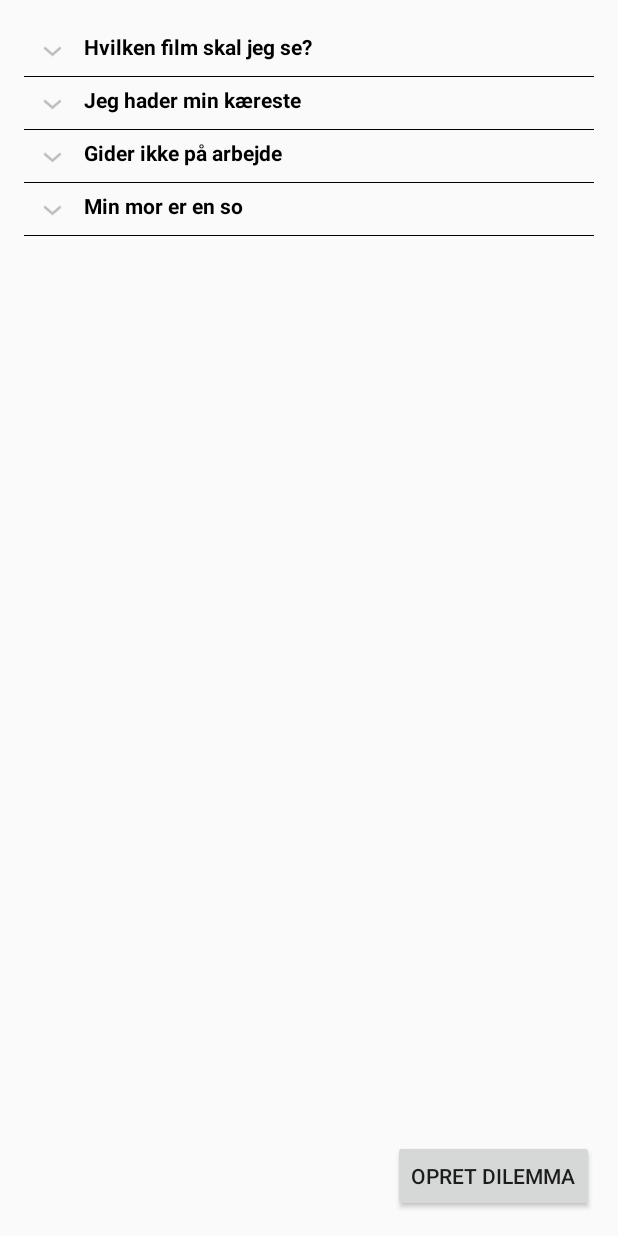
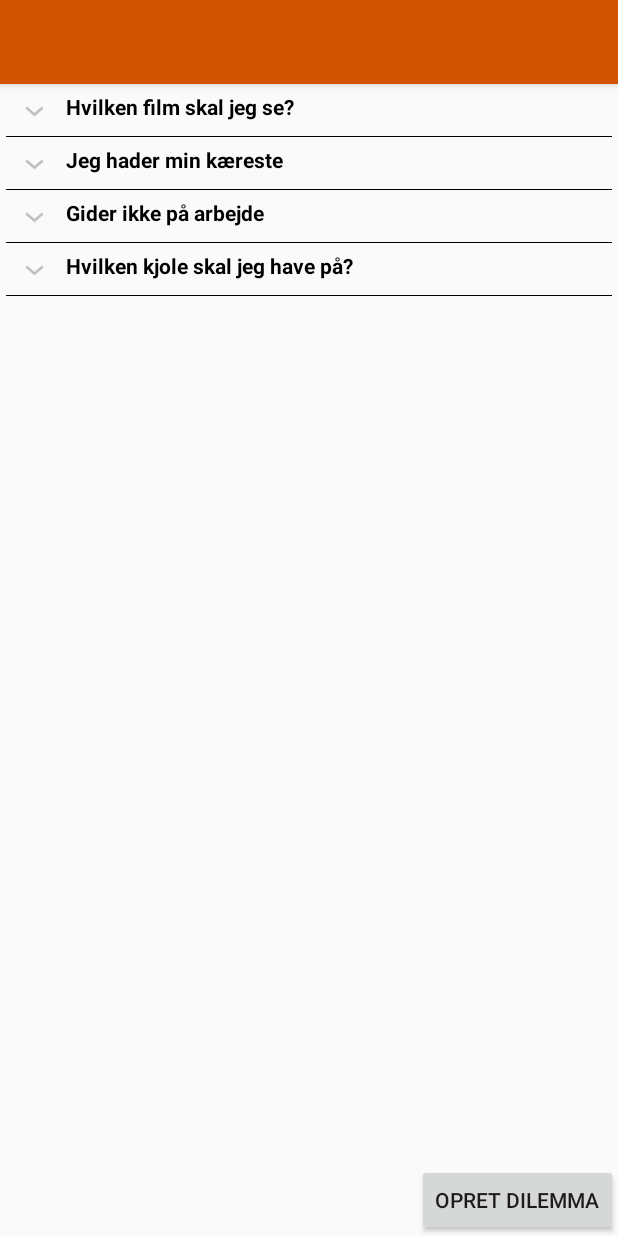
Before and after one commit to adamsen9/DilemmaAppBrugerint, an Android app: the screen it shows after launch (MainActivity), on a phone screen of 412 x 824 dp. Run offline under Robolectric (Android 15) with nearby library versions, the phone set to English and light mode, and no system bars.

Commit message:
second commit

```diff
--- a/app/src/main/AndroidManifest.xml
+++ b/app/src/main/AndroidManifest.xml
@@ -6,11 +6,11 @@
     <uses-permission android:name="android.permission.INTERNET"/>
 
     <application
+        android:theme="@style/Theme.AppCompat.Light.NoActionBar"
         android:allowBackup="true"
         android:icon="@mipmap/ic_launcher"
         android:label="@string/app_name"
-        android:supportsRtl="true"
-        android:theme="@style/AppTheme" >
+        android:supportsRtl="true" >
         <activity android:name="adamsen.dk.Dilemma40.MainActivity" >
             <intent-filter>
                 <action android:name="android.intent.action.MAIN" />
--- a/app/src/main/java/adamsen/dk/Dilemma40/DataProvider.java
+++ b/app/src/main/java/adamsen/dk/Dilemma40/DataProvider.java
@@ -12,15 +12,15 @@ public class DataProvider {
     public static ArrayList<Dilemma> getInfo() {
         ArrayList<Dilemma> Dilemmaer = new ArrayList<>();
 
-        String[] valg1 = {"1","2","3"};
+        String[] valg1 = {"The Roon","Jack and Gill","Birdemic"};
         String[] valg2 = {"Drop hende","Slå op med hende","Ignorer hende"};
-        String[] valg3 = {"Hej","Med","Dig","so"};
-        String[] valg4 = {"Hej","Med"};
+        String[] valg3 = {"Tag på arbejde","Meld dig syg","Bare lad være med at møde op","Melde mig ind i fremmedlegionen"};
+        String[] valg4 = {"Kjole 1","Kjole 2"};
 
-        Dilemmaer.add(new Dilemma("Hvilken film skal jeg se?","0",valg1));
+        Dilemmaer.add(new Dilemma("Hvilken film skal jeg se?","Jeg keder mig bravt og vil bare vildt gerne se en god film, dette er mit udvalg.",valg1));
         Dilemmaer.add(new Dilemma("Jeg hader min kæreste","Min kæreste er virkelig nederen lige nu, hvad gør jeg?",valg2));
-        Dilemmaer.add(new Dilemma("Gider ikke på arbejde","Robert",valg3));
-        Dilemmaer.add(new Dilemma("Min mor er en so","Swag",valg4));
+        Dilemmaer.add(new Dilemma("Gider ikke på arbejde","Jeg skal på arbejde men gider virkelig ikke, jeg hader min chef og er ret sikker på han også hader mig, hvad gør jeg?",valg3));
+        Dilemmaer.add(new Dilemma("Hvilken kjole skal jeg have på?","Jeg kan bare virkelig ikke beslutte mig for hvilken kjole jeg gerne vil have på!",valg4));
 
         return Dilemmaer;
     }
--- a/app/src/main/java/adamsen/dk/Dilemma40/MainActivity.java
+++ b/app/src/main/java/adamsen/dk/Dilemma40/MainActivity.java
@@ -3,6 +3,7 @@ package adamsen.dk.Dilemma40;
 import android.app.Activity;
 import android.os.Bundle;
 import android.widget.ExpandableListView;
+import android.widget.Toolbar;
 
 import java.util.ArrayList;
 import java.util.HashMap;
@@ -16,15 +17,23 @@ public class MainActivity extends Activity{
 
     @Override
     protected void onCreate(Bundle savedInstanceState) {
+        //Splash screen start
+
+
+        //Spash screen slut
+
+
 
         super.onCreate(savedInstanceState);
+        setContentView(R.layout.activity_main);
 
-        ArrayList<Dilemma> dilemmaer = new ArrayList<Dilemma>();
 
-        setContentView(R.layout.activity_main);
+
         Exp_list = (ExpandableListView) findViewById(R.id.Listen);
         Dilemmaer = DataProvider.getInfo();
 
+
+        ArrayList<Dilemma> dilemmaer = new ArrayList<Dilemma>();
         adapter = new DilemmaAdapter(this, Dilemmaer);
         Exp_list.setAdapter(adapter);
     }
--- a/app/src/main/res/layout/activity_main.xml
+++ b/app/src/main/res/layout/activity_main.xml
@@ -1,13 +1,26 @@
 <?xml version="1.0" encoding="utf-8"?>
 <RelativeLayout xmlns:android="http://schemas.android.com/apk/res/android"
 
-    xmlns:tools="http://schemas.android.com/tools"
     android:layout_width="wrap_content"
     android:layout_height="match_parent"
-    android:paddingLeft="16dp"
-    android:paddingRight="16dp"
-    android:paddingTop="16dp"
-    android:paddingBottom="16dp">
+    android:paddingLeft="0dp"
+    android:paddingRight="0dp"
+    android:paddingTop="0dp"
+    android:paddingBottom="0dp">
+
+    <android.support.v7.widget.Toolbar
+        android:text="Dilemma App"
+        android:textColor="#ecf0f1"
+        android:id="@+id/my_toolbar"
+        android:layout_width="match_parent"
+        android:layout_height="?attr/actionBarSize"
+        android:background="#d35400"
+        android:elevation="4dp"
+        android:theme="@style/ThemeOverlay.AppCompat.ActionBar"
+        android:layout_alignParentTop="true"
+
+        android:layout_alignEnd="@+id/button2" />
+
 
 
     <ExpandableListView
@@ -16,7 +29,12 @@
         android:layout_height="match_parent"
         android:indicatorLeft="?android:attr/expandableListPreferredItemIndicatorLeft"
         android:divider="#000000"
-        android:dividerHeight="0.2dp"/>
+        android:dividerHeight="0.2dp"
+        android:elevation="5dp"
+        android:layout_below="@+id/my_toolbar"
+        android:layout_alignParentEnd="true"
+        android:paddingLeft="4dp"
+        android:paddingRight="4dp" />
 
     <Button
         android:layout_width="wrap_content"
--- a/app/src/main/res/values/styles.xml
+++ b/app/src/main/res/values/styles.xml
@@ -1,4 +1,4 @@
-<resources>
+ <resources>
 
     <!-- Base application theme. -->
     <style name="AppTheme" parent="Theme.AppCompat.Light.DarkActionBar">
```
Also changed, not shown: 226 other files.
